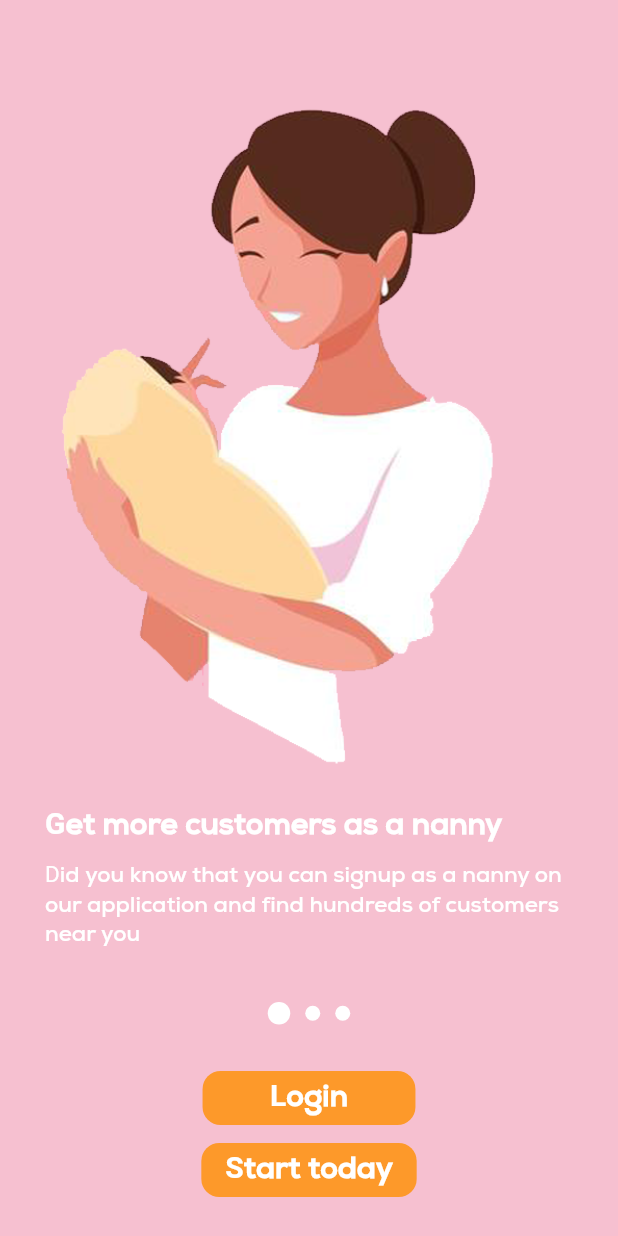
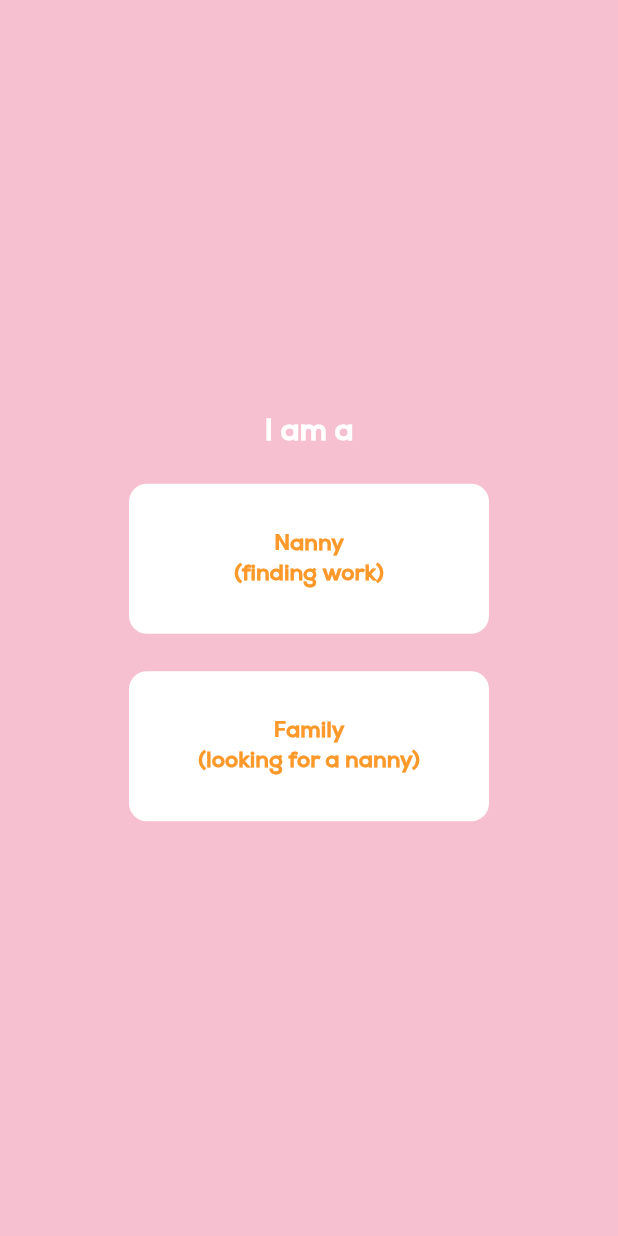
Before and after one commit to abdulmujeeb667/vacation_nanny_nanny_2, a Flutter app: the screen it shows after launch, on a phone screen of 412 x 824 dp. Run offline on Flutter 3.47's test engine with Material 2 defaults, Android fonts, the phone set to English and light mode, and no system bars; our stand-ins replace cloud_firestore, firebase_auth, firebase_storage, font_awesome_flutter, geolocator, google_maps_flutter and 4 more; missing offline and left inert: flutter_polyline_points; accounts and stored records are empty.

Commit message:
add correction redirect

```diff
--- a/lib/main.dart
+++ b/lib/main.dart
@@ -2,6 +2,7 @@ import 'package:flutter/material.dart';
 import 'package:flutter/services.dart';
 import 'package:vaccation_nanny/screens/active_work_screen.dart';
 import 'package:vaccation_nanny/screens/calendar_screen.dart';
+import 'package:vaccation_nanny/screens/correction_redirect_screen.dart';
 import 'package:vaccation_nanny/screens/family_details_screen.dart';
 import 'package:vaccation_nanny/screens/licensing_video_screen.dart';
 import 'package:vaccation_nanny/screens/requests_screen.dart';
@@ -36,6 +37,7 @@ class VacationNanny extends StatelessWidget {
       initialRoute: SplashScreen.id,
       routes: {
         SplashScreen.id: (context) => SplashScreen(),
+        CorrectionRedirectScreen.id: (context) => CorrectionRedirectScreen(),
         WelcomeScreen.id: (context) => WelcomeScreen(),
         RegistrationScreen.id: (context) => RegistrationScreen(),
         DashboardScreen.id: (context) => DashboardScreen(),
--- /dev/null
+++ b/lib/screens/correction_redirect_screen.dart
@@ -0,0 +1,111 @@
+import 'package:flutter/material.dart';
+import 'package:vaccation_nanny/constants.dart';
+import 'package:vaccation_nanny/screens/welcome_screen.dart';
+import 'package:url_launcher/url_launcher.dart';
+
+class CorrectionRedirectScreen extends StatefulWidget {
+  static const id = "correctionredirectscreen";
+
+  @override
+  _CorrectionRedirectScreenState createState() =>
+      _CorrectionRedirectScreenState();
+}
+
+class _CorrectionRedirectScreenState extends State<CorrectionRedirectScreen> {
+  _launchURL() async {
+    const url =
+        'https://play.google.com/store/apps/details?id=com.jassybrown.vacation_nanny_customer';
+    if (await canLaunch(url)) {
+      await launch(url);
+    } else {
+      throw 'Could not launch $url';
+    }
+  }
+
+  @override
+  Widget build(BuildContext context) {
+    return Scaffold(
+      body: Column(
+        crossAxisAlignment: CrossAxisAlignment.center,
+        mainAxisAlignment: MainAxisAlignment.center,
+        children: <Widget>[
+          SizedBox(
+            width: double.infinity,
+          ),
+          Text(
+            'I am a',
+            style: kNexaBoldWhite,
+          ),
+          Container(
+            padding: EdgeInsets.fromLTRB(0, 20, 0, 0),
+            child: FlatButton(
+              shape: RoundedRectangleBorder(
+                  borderRadius: BorderRadius.circular(12)),
+              padding: EdgeInsets.symmetric(horizontal: 45),
+              color: Colors.white,
+              onPressed: () {
+                Navigator.pushReplacementNamed(context, WelcomeScreen.id);
+              },
+              child: Container(
+                height: 100,
+                width: 150,
+                child: Center(
+                  child: Text(
+                    'Nanny\n(finding work)',
+                    style: kNexaBoldWhite.copyWith(
+                        color: Color(0XFFfd992a), fontSize: 15),
+                    textAlign: TextAlign.center,
+                  ),
+                ),
+              ),
+            ),
+          ),
+          SizedBox(
+            height: 5,
+          ),
+          Container(
+            padding: EdgeInsets.fromLTRB(0, 20, 0, 0),
+            child: FlatButton(
+              shape: RoundedRectangleBorder(
+                  borderRadius: BorderRadius.circular(12)),
+              padding: EdgeInsets.symmetric(horizontal: 45),
+              color: Colors.white,
+              onPressed: () {
+                showDialog(
+                  context: context,
+                  builder: (context) => AlertDialog(
+                    title: Text('Download the Family side app'),
+                    content: SingleChildScrollView(
+                      child: Text(
+                          'You are currently on the nanny side app. This app is intended for nannies to find and manage work. If you want to hire a nanny, you need to download the family side app. Click ok to be redirected to the family side app.'),
+                    ),
+                    actions: <Widget>[
+                      FlatButton(
+                        child: Text('OK'),
+                        onPressed: () {
+                          _launchURL();
+                        },
+                      ),
+                    ],
+                  ),
+                );
+              },
+              child: Container(
+                height: 100,
+                width: 150,
+                child: Center(
+                  child: Text(
+                    'Family\n(looking for a nanny)',
+                    style: kNexaBoldWhite.copyWith(
+                        color: Color(0XFFfd992a), fontSize: 15),
+                    textAlign: TextAlign.center,
+                  ),
+                ),
+              ),
+            ),
+          ),
+        ],
+      ),
+    );
+  }
+}
--- a/lib/screens/splash_screen.dart
+++ b/lib/screens/splash_screen.dart
@@ -1,4 +1,5 @@
 import 'package:flutter/material.dart';
+import 'package:vaccation_nanny/screens/correction_redirect_screen.dart';
 import 'package:vaccation_nanny/screens/dashboard_screen.dart';
 import 'package:vaccation_nanny/screens/welcome_screen.dart';
 import 'package:vaccation_nanny/constants.dart';
@@ -27,7 +28,7 @@ class _SplashScreenState extends State<SplashScreen> {
       if (loggedInUser != null) {
         Navigator.pushReplacementNamed(context, DashboardScreen.id);
       } else {
-        Navigator.pushReplacementNamed(context, WelcomeScreen.id);
+        Navigator.pushReplacementNamed(context, CorrectionRedirectScreen.id);
       }
     });
   }
--- a/pubspec.yaml
+++ b/pubspec.yaml
@@ -1,7 +1,7 @@
 name: vaccation_nanny
 description: Application for nannies to sign up and starting serving customers
 
-version: 1.0.0+1
+version: 1.0.1+2
 
 environment:
   sdk: ">=2.1.0 <3.0.0"
@@ -25,6 +25,8 @@ dependencies:
   flutter_polyline_points: ^0.1.0
   http: ^0.12.1
   video_player: ^0.10.10
+  url_launcher: ^5.4.11
+
 
 
 
```
Also changed, not shown: pubspec.lock, 1 other file.
